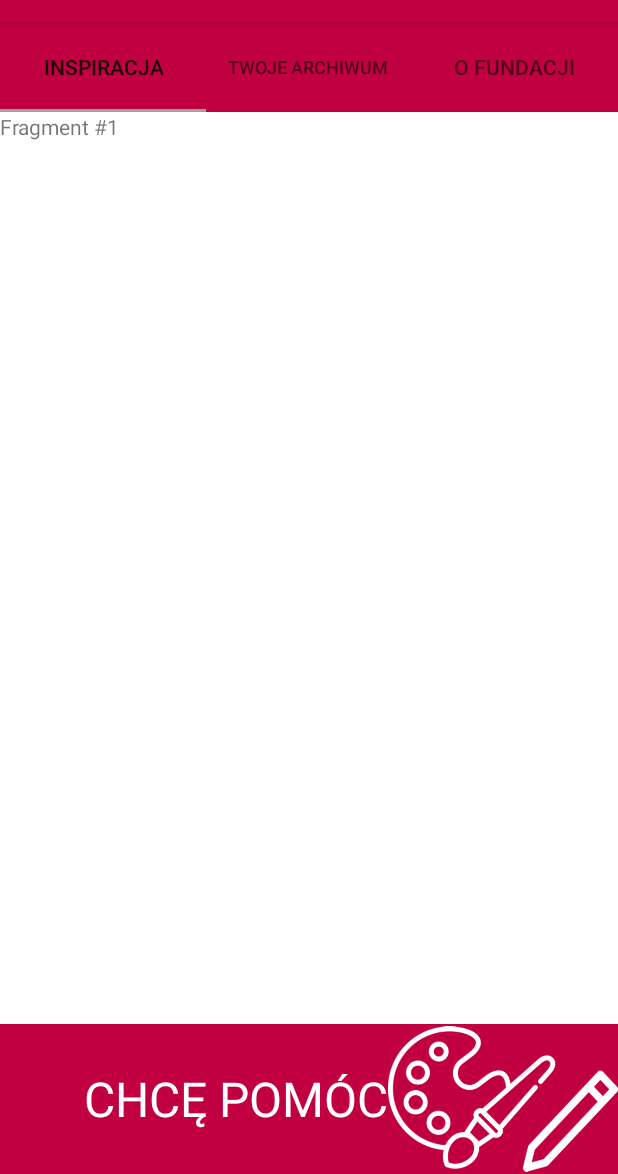
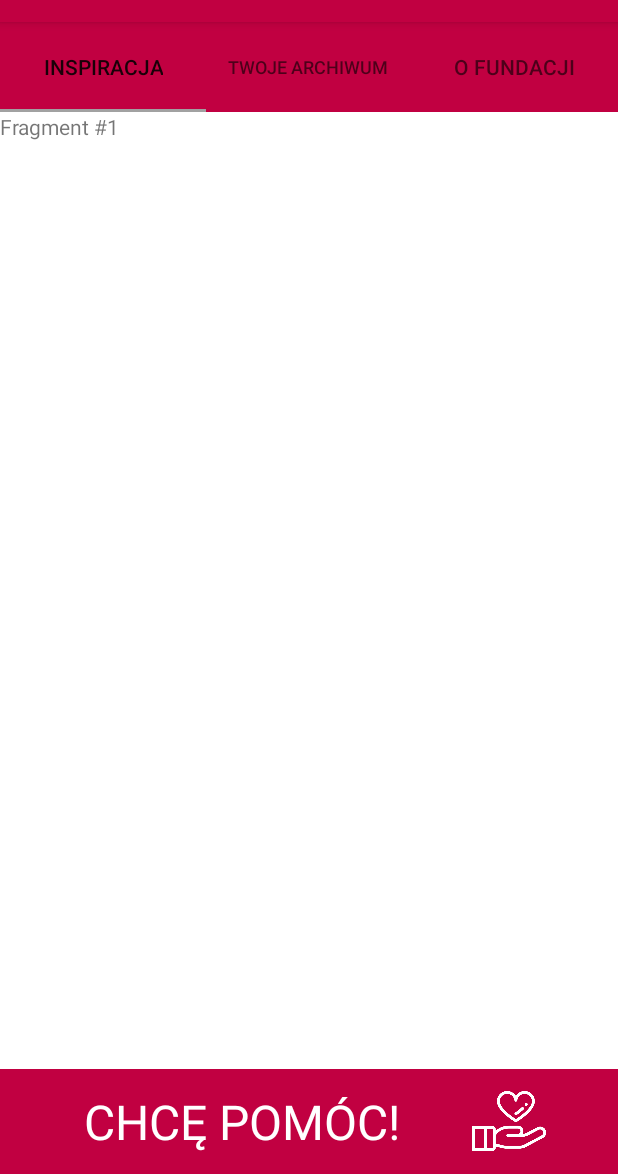
Before and after one commit to mpowloka/HopeIT, an Android app: the screen it shows after launch (MainActivity), on a phone screen of 412 x 824 dp, the part 62-1236 px from its top. Run offline under Robolectric (Android 15) with nearby library versions, the phone set to English and light mode, and no system bars.

Commit message:
Main button intent works

```diff
--- a/app/src/main/java/hopeit/org/hopeit/MainActivity.java
+++ b/app/src/main/java/hopeit/org/hopeit/MainActivity.java
@@ -1,9 +1,12 @@
 package hopeit.org.hopeit;
 
+import android.content.Intent;
+import android.os.Bundle;
 import android.support.design.widget.TabLayout;
 import android.support.v4.view.ViewPager;
 import android.support.v7.app.AppCompatActivity;
-import android.os.Bundle;
+import android.view.View;
+import android.widget.RelativeLayout;
 
 public class MainActivity extends AppCompatActivity {
 
@@ -19,7 +22,19 @@ public class MainActivity extends AppCompatActivity {
         TabLayout tabLayout = (TabLayout) findViewById(R.id.menuTabLayout);
         tabLayout.setupWithViewPager(viewPager);
 
+        View view = (RelativeLayout) findViewById(R.id.button);
+        view.setOnClickListener(new View.OnClickListener() {
+            @Override
+            public void onClick(View view) {
+                toMakeOrHelpActivity();
+            }
+        });
 
 
     }
+
+    public void toMakeOrHelpActivity() {
+        Intent intent = new Intent(this, MakerOrHelpActivity.class);
+        startActivity(intent);
+    }
 }
--- a/app/src/main/res/layout/activity_main.xml
+++ b/app/src/main/res/layout/activity_main.xml
@@ -33,7 +33,7 @@
     <RelativeLayout
         android:id="@+id/button"
         android:layout_width="match_parent"
-        android:layout_height="100dp"
+        android:layout_height="70dp"
         android:background="@color/colorPrimary"
         android:orientation="horizontal"
         app:layout_constraintBottom_toBottomOf="parent"
@@ -48,18 +48,17 @@
             android:layout_alignParentStart="true"
             android:layout_centerVertical="true"
             android:layout_marginStart="56dp"
-            android:text="CHCĘ POMÓC"
+            android:text="CHCĘ POMÓC!"
             android:textColor="#fff"
             android:textSize="32dp" />
 
         <ImageView
             android:id="@+id/imageView"
             android:layout_width="wrap_content"
-            android:layout_height="wrap_content"
+            android:layout_height="40dp"
             android:layout_centerVertical="true"
             android:layout_toEndOf="@+id/textView"
-            app:srcCompat="@drawable/icon_authors" />
-
+            app:srcCompat="@drawable/icon_hand" />
 
     </RelativeLayout>
 
```
Also changed, not shown: app/src/main/res/drawable/icon_hand.png (added).
